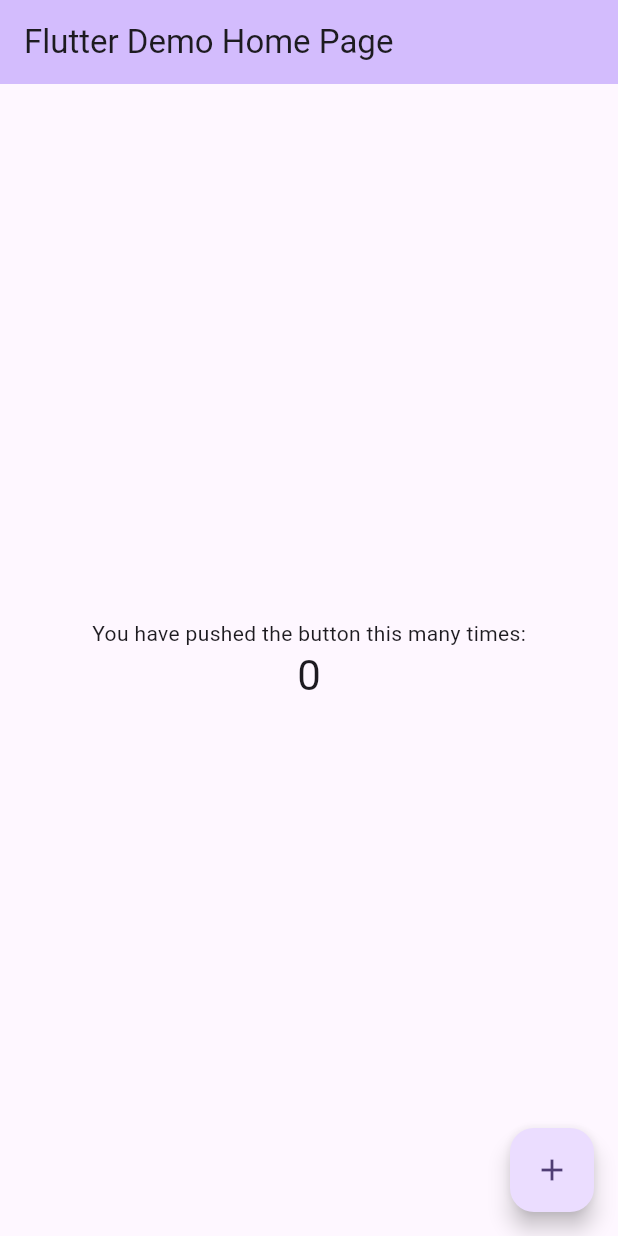
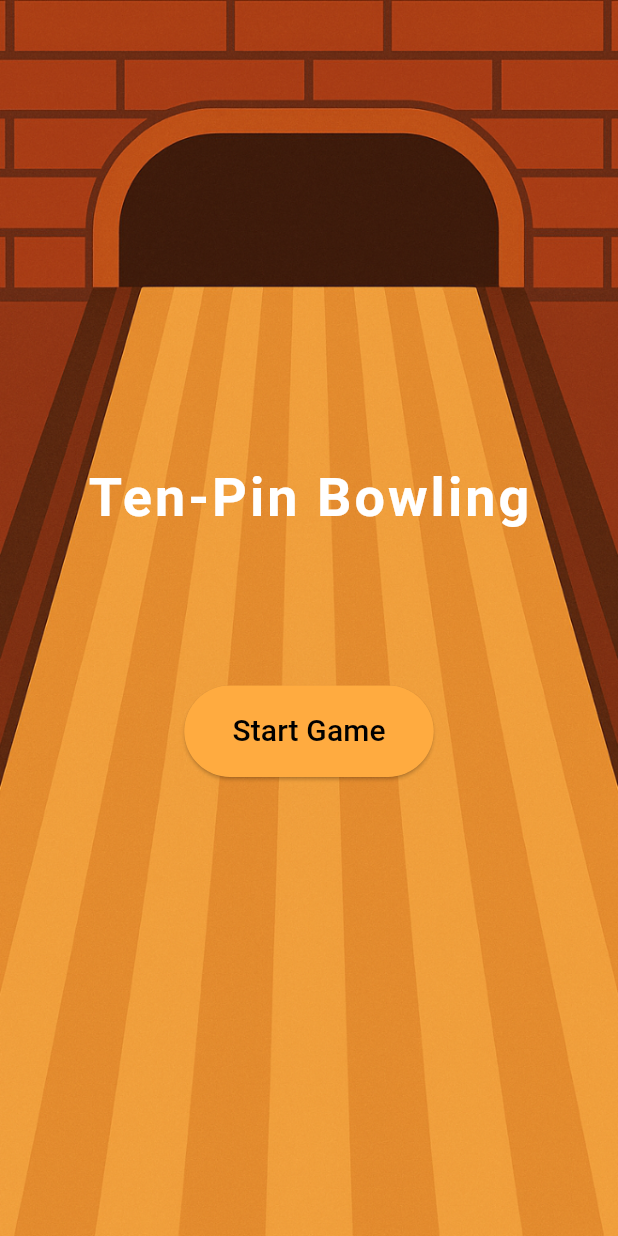
Before and after one commit to TianhuaLian/Comp5450Challenge3, a Flutter app: the screen it shows after launch, on a phone screen of 412 x 824 dp. Run offline on Flutter 3.47's test engine with Material 3 defaults, Android fonts, the phone set to English and light mode, and no system bars.

Commit message:
June's first commit
Add start screen

Signed-off-by: Jun Liu <jliu1296@lakeheadu.ca>

```diff
--- a/lib/main.dart
+++ b/lib/main.dart
@@ -1,122 +1,23 @@
 import 'package:flutter/material.dart';
+import 'start_screen.dart';
 
 void main() {
-  runApp(const MyApp());
+  runApp(MyApp());
 }
 
 class MyApp extends StatelessWidget {
   const MyApp({super.key});
 
-  // This widget is the root of your application.
   @override
   Widget build(BuildContext context) {
     return MaterialApp(
-      title: 'Flutter Demo',
-      theme: ThemeData(
-        // This is the theme of your application.
-        //
-        // TRY THIS: Try running your application with "flutter run". You'll see
-        // the application has a purple toolbar. Then, without quitting the app,
-        // try changing the seedColor in the colorScheme below to Colors.green
-        // and then invoke "hot reload" (save your changes or press the "hot
-        // reload" button in a Flutter-supported IDE, or press "r" if you used
-        // the command line to start the app).
-        //
-        // Notice that the counter didn't reset back to zero; the application
-        // state is not lost during the reload. To reset the state, use hot
-        // restart instead.
-        //
-        // This works for code too, not just values: Most code changes can be
-        // tested with just a hot reload.
-        colorScheme: ColorScheme.fromSeed(seedColor: Colors.deepPurple),
+      title: 'Ten-Pin Bowling',
+      home: StartScreen(
+        onStart: () {
+          // Navigate to main screen from here.
+          // Navigator.push(context, MaterialPageRoute(builder: (_) => GameScreen()));
+        },
       ),
-      home: const MyHomePage(title: 'Flutter Demo Home Page'),
     );
   }
 }
-
-class MyHomePage extends StatefulWidget {
-  const MyHomePage({super.key, required this.title});
-
-  // This widget is the home page of your application. It is stateful, meaning
-  // that it has a State object (defined below) that contains fields that affect
-  // how it looks.
-
-  // This class is the configuration for the state. It holds the values (in this
-  // case the title) provided by the parent (in this case the App widget) and
-  // used by the build method of the State. Fields in a Widget subclass are
-  // always marked "final".
-
-  final String title;
-
-  @override
-  State<MyHomePage> createState() => _MyHomePageState();
-}
-
-class _MyHomePageState extends State<MyHomePage> {
-  int _counter = 0;
-
-  void _incrementCounter() {
-    setState(() {
-      // This call to setState tells the Flutter framework that something has
-      // changed in this State, which causes it to rerun the build method below
-      // so that the display can reflect the updated values. If we changed
-      // _counter without calling setState(), then the build method would not be
-      // called again, and so nothing would appear to happen.
-      _counter++;
-    });
-  }
-
-  @override
-  Widget build(BuildContext context) {
-    // This method is rerun every time setState is called, for instance as done
-    // by the _incrementCounter method above.
-    //
-    // The Flutter framework has been optimized to make rerunning build methods
-    // fast, so that you can just rebuild anything that needs updating rather
-    // than having to individually change instances of widgets.
-    return Scaffold(
-      appBar: AppBar(
-        // TRY THIS: Try changing the color here to a specific color (to
-        // Colors.amber, perhaps?) and trigger a hot reload to see the AppBar
-        // change color while the other colors stay the same.
-        backgroundColor: Theme.of(context).colorScheme.inversePrimary,
-        // Here we take the value from the MyHomePage object that was created by
-        // the App.build method, and use it to set our appbar title.
-        title: Text(widget.title),
-      ),
-      body: Center(
-        // Center is a layout widget. It takes a single child and positions it
-        // in the middle of the parent.
-        child: Column(
-          // Column is also a layout widget. It takes a list of children and
-          // arranges them vertically. By default, it sizes itself to fit its
-          // children horizontally, and tries to be as tall as its parent.
-          //
-          // Column has various properties to control how it sizes itself and
-          // how it positions its children. Here we use mainAxisAlignment to
-          // center the children vertically; the main axis here is the vertical
-          // axis because Columns are vertical (the cross axis would be
-          // horizontal).
-          //
-          // TRY THIS: Invoke "debug painting" (choose the "Toggle Debug Paint"
-          // action in the IDE, or press "p" in the console), to see the
-          // wireframe for each widget.
-          mainAxisAlignment: MainAxisAlignment.center,
-          children: <Widget>[
-            const Text('You have pushed the button this many times:'),
-            Text(
-              '$_counter',
-              style: Theme.of(context).textTheme.headlineMedium,
-            ),
-          ],
-        ),
-      ),
-      floatingActionButton: FloatingActionButton(
-        onPressed: _incrementCounter,
-        tooltip: 'Increment',
-        child: const Icon(Icons.add),
-      ), // This trailing comma makes auto-formatting nicer for build methods.
-    );
-  }
-}
--- /dev/null
+++ b/lib/start_screen.dart
@@ -0,0 +1,52 @@
+import 'package:flutter/material.dart';
+
+class StartScreen extends StatelessWidget {
+  final VoidCallback onStart;
+
+  const StartScreen({super.key, required this.onStart});
+
+  @override
+  Widget build(BuildContext context) {
+    return Scaffold(
+      body: Container(
+        decoration: BoxDecoration(
+          image: DecorationImage(
+              image: AssetImage('assets/images/background.png'),
+              fit: BoxFit.cover,
+          ),
+        ),
+        child: Center(
+          child: Padding(
+            padding: const EdgeInsets.symmetric(horizontal: 24.0),
+            child: Column(
+              mainAxisAlignment: MainAxisAlignment.center,
+              children: [
+                Text(
+                  'Ten-Pin Bowling',
+                  style: TextStyle(
+                    fontSize: 36,
+                    fontWeight: FontWeight.bold,
+                    color: Colors.white,
+                    letterSpacing: 2,
+                  ),
+                ),
+                SizedBox(height: 100),
+                ElevatedButton(
+                  onPressed: onStart,
+                  style: ElevatedButton.styleFrom(
+                    padding: EdgeInsets.symmetric(horizontal: 32, vertical: 16),
+                    backgroundColor: Colors.orangeAccent,
+                  ),
+                  child: Text(
+                    'Start Game',
+                    style: TextStyle(fontSize: 20, color: Colors.black),
+                  ),
+                ),
+              ],
+            ),
+          ),
+        ),
+      ),
+    );
+  }
+}
--- a/pubspec.yaml
+++ b/pubspec.yaml
@@ -62,6 +62,8 @@ flutter:
   # assets:
   #   - images/a_dot_burr.jpeg
   #   - images/a_dot_ham.jpeg
+  assets:
+    - assets/images/background.png
 
   # An image asset can refer to one or more resolution-specific "variants", see
   # https://flutter.dev/to/resolution-aware-images
```
Also changed, not shown: assets/images/background.png (added), pubspec.lock, 1 other file.
